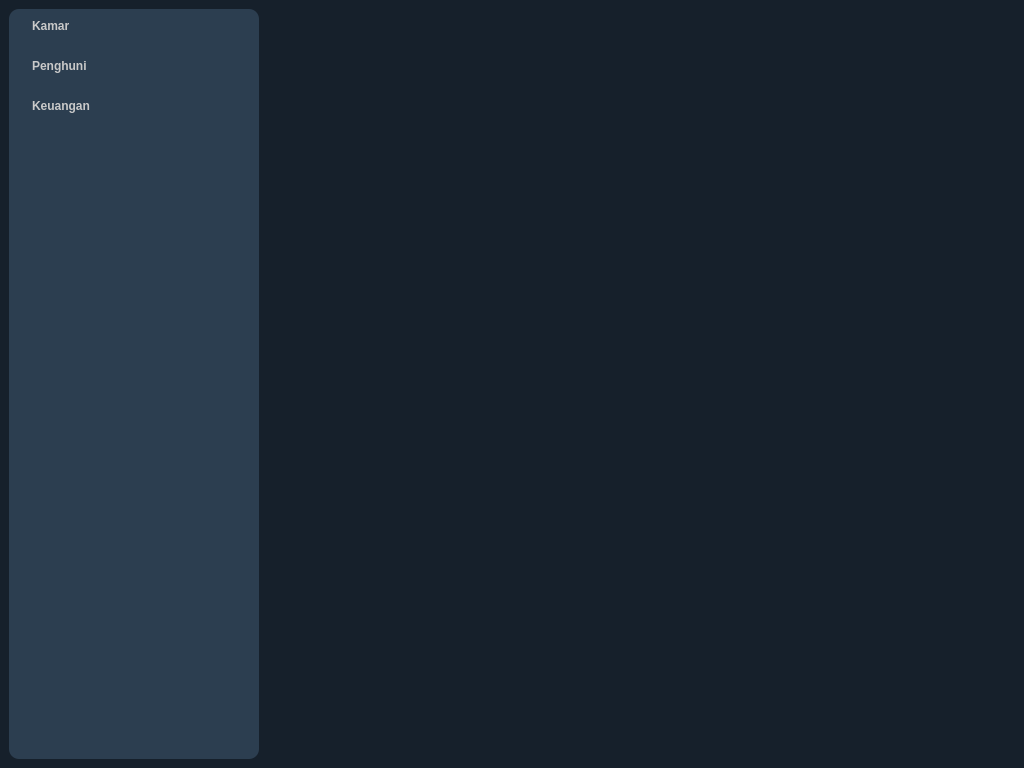
The window that mainwindow.ui (minminoo26a-ctrl/kosan-kita) describes before a commit, drawn with Qt 5.
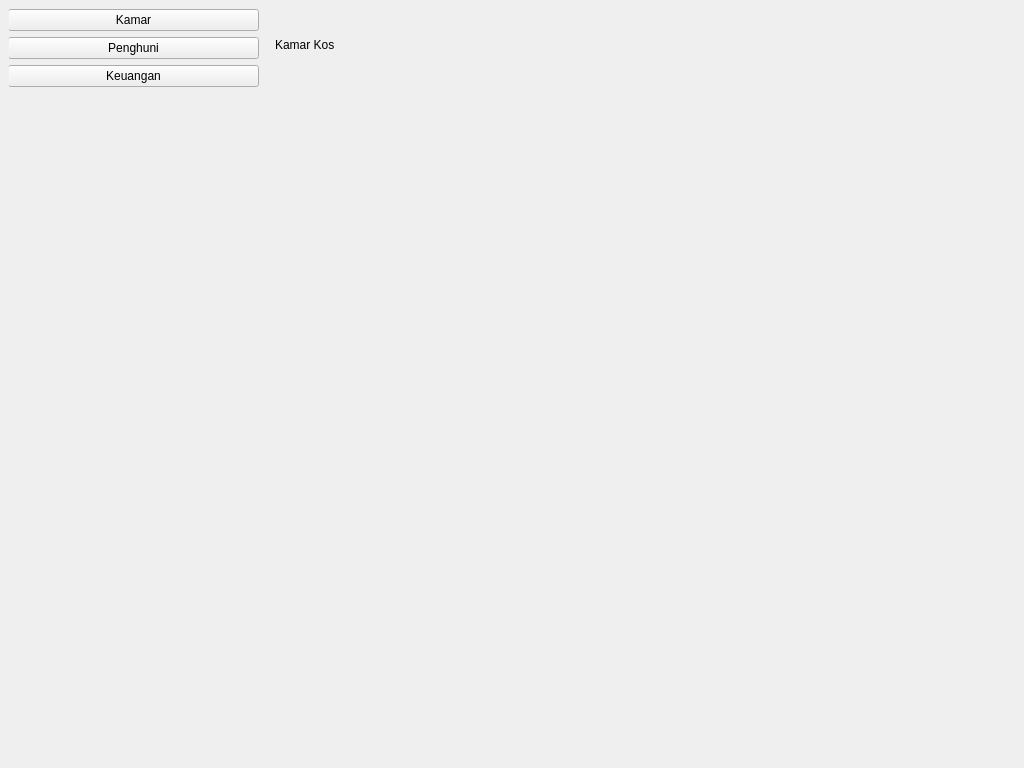
The same window after the commit.

Commit message: Menambah card setiap kamar pada halam kamar dan memberi style untuk setiap card kamar

Patch:
```diff
--- a/mainwindow.ui
+++ b/mainwindow.ui
@@ -43,6 +43,75 @@
 /* Efek saat tombol diklik */
 QPushButton:pressed {
     background-color: #1abc9c;
+}
+
+/* --- KARTU KAMAR (RoomCard) --- */
+QFrame#cardKamar {
+    background-color: #1E2B38;
+    border-radius: 12px;
+    border: 1px solid #e0e0e0;
+    margin: 5px;
+}
+
+QFrame#cardKamar:hover {
+    border-color: #3498db;
+    background-color: #fafbfc;
+}
+
+/* --- TEKS &amp; BADGE DI DALAM KARTU --- */
+QLabel[objectName=&quot;lblRoomName&quot;] {
+    color: #2c3e50;
+    font-size: 18px;
+    font-weight: 700;
+}
+
+QLabel[objectName=&quot;lblRoomPrice&quot;] {
+    color: #7f8c8d;
+    font-size: 13px;
+}
+
+QLabel[objectName=&quot;lblStatusAvail&quot;] {
+    color: #27ae60;
+    background-color: #e8f5e9;
+    padding: 4px 8px;
+    border-radius: 15px;
+    font-size: 11px;
+    font-weight: 700;
+}
+
+QLabel[objectName=&quot;lblStatusOcc&quot;] {
+    color: #c0392b;
+    background-color: #ffebee;
+    padding: 4px 8px;
+    border-radius: 15px;
+    font-size: 11px;
+    font-weight: 700;
+}
+
+/* --- TOMBOL DETAIL PADA KARTU --- */
+QPushButton#btnDetail {
+    background-color: #3498db;
+    color: #ffffff;
+    border: none;
+    border-radius: 6px;
+    padding: 8px;
+    font-weight: 600;
+}
+
+QPushButton#btnDetail:hover {
+    background-color: #2980b9;
+}
+
+QPushButton#btnDetail:pressed {
+    background-color: #1a5276;
+}
+
+QScrollArea {
+    background-color: transparent;
+}
+
+QScrollArea &gt; QWidget &gt; QWidget {
+    background-color: transparent;
 }</string>
   </property>
   <widget class="QWidget" name="centralwidget">
@@ -113,7 +182,35 @@
       </item>
       <item>
        <widget class="QStackedWidget" name="stackedWidget">
-        <widget class="QWidget" name="page"/>
+        <property name="currentIndex">
+         <number>0</number>
+        </property>
+        <widget class="QWidget" name="page">
+         <widget class="QWidget" name="gridLayoutWidget">
+          <property name="geometry">
+           <rect>
+            <x>10</x>
+            <y>60</y>
+            <width>711</width>
+            <height>651</height>
+           </rect>
+          </property>
+          <layout class="QGridLayout" name="gridLayout"/>
+         </widget>
+         <widget class="QLabel" name="label">
+          <property name="geometry">
+           <rect>
+            <x>10</x>
+            <y>20</y>
+            <width>91</width>
+            <height>31</height>
+           </rect>
+          </property>
+          <property name="text">
+           <string>Kamar Kos</string>
+          </property>
+         </widget>
+        </widget>
         <widget class="QWidget" name="page_2"/>
        </widget>
       </item>
```
The commit also changes 4 other files.
